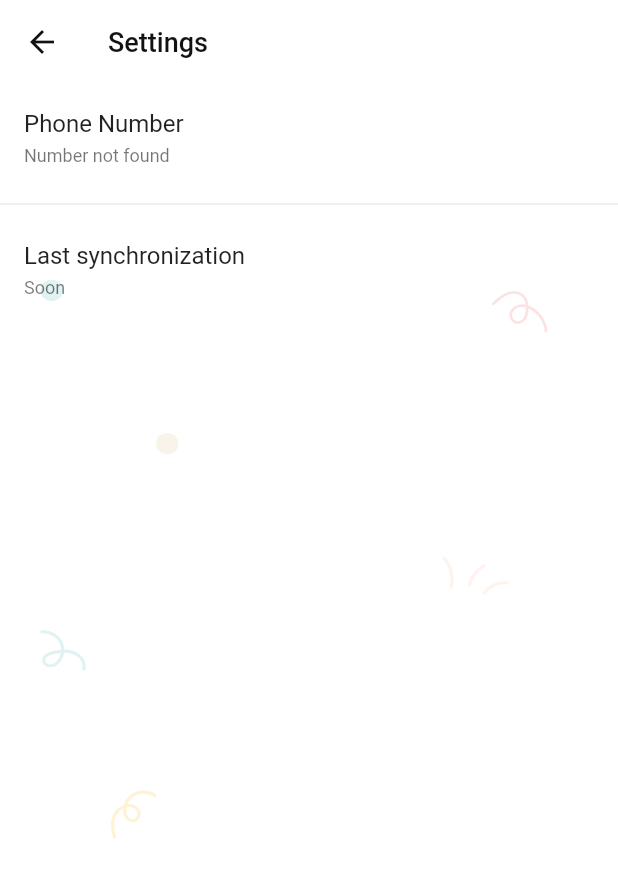
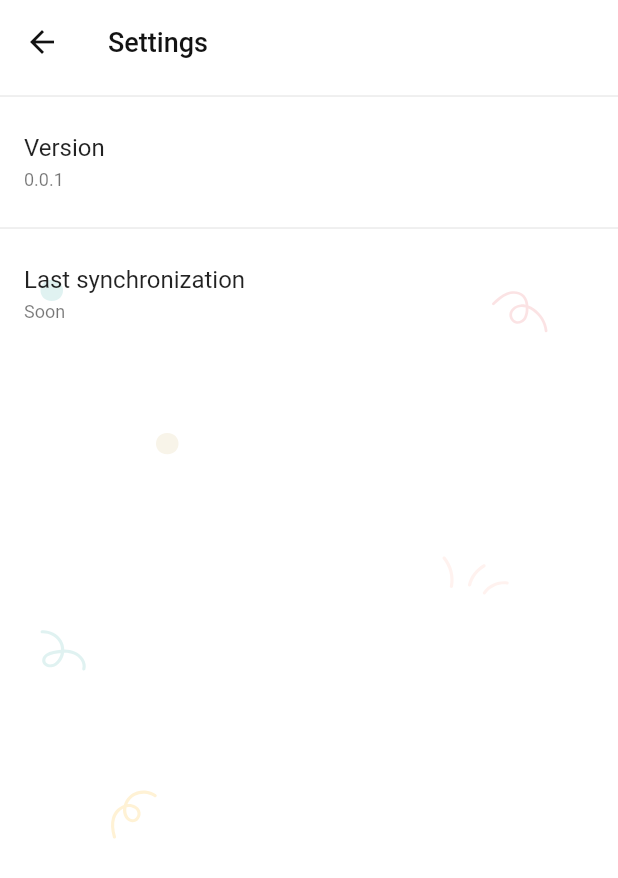
Before and after one commit to rpugase/bee_fam, a Flutter app: the SettingsPage screen opened directly, on a phone screen of 412 x 824 dp. Shown: the top 878 px of the screen. Run offline on Flutter 3.47's test engine with Material 2 defaults, Android fonts, the phone set to English and light mode, and no system bars; our stand-ins replace country_picker, device_info_plus, equatable, firebase_auth, firebase_core, flutter_bloc and 11 more; missing offline and left inert: workmanager; accounts and stored records are empty.

Commit message:
Impl version handling

```diff
--- /dev/null
+++ b/lib/core/cubit/version/get_version_with_update_cubit.dart
@@ -0,0 +1,47 @@
+import 'package:birthday_gift/core/base_cubit.dart';
+import 'package:birthday_gift/utils/cache/dao/settings_dao.dart';
+import 'package:flutter/src/widgets/framework.dart';
+import 'package:package_info_plus/package_info_plus.dart';
+
+class GetVersionWithUpdateCubit extends BaseCubit<VersionState> implements ErrorHandler {
+
+  final SettingsDao _settings;
+
+  GetVersionWithUpdateCubit(this._settings) : super(VersionState());
+
+  @override
+  void onInit() async {
+    final lastVersion = _settings.getLastVersion;
+    final currentVersion = (await PackageInfo.fromPlatform()).version;
+    final versionUpdated = currentVersion != lastVersion;
+
+    emit(HandledVersionState(currentVersion, versionUpdated));
+
+    if (versionUpdated) {
+      await _settings.set(SettingsField.lastVersion, currentVersion);
+    }
+  }
+
+  @override
+  BlocError getErrorTemplate(Exception exception) {
+    return VersionErrorState(exception, this);
+  }
+
+  @override
+  String getErrorMessage(BuildContext context, Exception exception) {
+    return "";
+  }
+}
+
+class VersionState extends BlocState {}
+
+class HandledVersionState extends VersionState {
+  final String version;
+  final bool changed;
+
+  HandledVersionState(this.version, this.changed);
+}
+
+class VersionErrorState extends BlocError implements VersionState {
+  VersionErrorState(Exception exception, ErrorHandler errorHandler) : super(exception, errorHandler);
+}
--- a/lib/feature/person/presentation/manage/person_manage_page.dart
+++ b/lib/feature/person/presentation/manage/person_manage_page.dart
@@ -61,7 +61,7 @@ class PersonManagePage extends StatelessWidget {
             onPressed: () => Navigator.pop(context),
           ),
           actions: [
-            BaseBlocConsumer<PersonManagerCubit, PersonCreateState>(
+            BaseBlocConsumer<PersonManagerCubit, PersonManageState>(
               listener: (ctx, state) {
                 if (state is Finish) {
                   Navigator.pop(context);
--- a/lib/feature/setting/settings_page.dart
+++ b/lib/feature/setting/settings_page.dart
@@ -1,3 +1,4 @@
+import 'package:birthday_gift/core/cubit/version/get_version_with_update_cubit.dart';
 import 'package:birthday_gift/core/model/user.dart';
 import 'package:birthday_gift/core/ui/resources/app_translations.dart';
 import 'package:birthday_gift/core/ui/resources/colors.dart';
@@ -12,8 +13,11 @@ import 'settings_cubit.dart';
 class SettingsPage extends StatelessWidget {
   @override
   Widget build(BuildContext context) {
-    return BlocProvider(
-      create: (context) => sl<SettingsCubit>(),
+    return MultiBlocProvider(
+      providers: [
+        BlocProvider(create: (context) => sl<SettingsCubit>()),
+        BlocProvider(create: (context) => sl<GetVersionWithUpdateCubit>()),
+      ],
       child: Scaffold(
         appBar: AppBar(
           title: Text(context.strings.settings),
@@ -26,30 +30,11 @@ class SettingsPage extends StatelessWidget {
               Images.bgSvg,
               fit: BoxFit.fill,
             ),
-            BlocBuilder<SettingsCubit, SettingsState>(
-              builder: (context, state) {
-                if (state is Loading) {
-                  return Center(child: CircularProgressIndicator());
-                } else if (state is ShowData) {
-                  return _showSettingsList(context, state.user);
-                } else {
-                  return _showSettingsList(context, null);
-                }
-              },
-            ),
-          ],
-        ),
-      ),
-    );
-  }
-
-  _showSettingsList(BuildContext context, User? user) =>
             ListView(
               children: [
-          ListTile(
-            title: Text(context.strings.phoneNumber),
-            subtitle: Text(user?.phone ?? context.strings.error_number_not_found),
-          ),
+                _phoneNumber(context),
+                Divider(),
+                _version(context),
                 Divider(),
                 ListTile(
                   title: Text(context.strings.last_synchronization),
@@ -71,5 +56,42 @@ class SettingsPage extends StatelessWidget {
                 //   subtitle: Text(context.strings.soon),
                 // ),
               ],
+            ),
+          ],
+        ),
+      ),
     );
   }
+
+  Widget _phoneNumber(BuildContext context) {
+    return BlocBuilder<SettingsCubit, SettingsState>(
+      builder: (context, state) {
+        if (state is Loading) {
+          return Center(child: CircularProgressIndicator());
+        } else if (state is ShowData) {
+          return ListTile(
+            title: Text(context.strings.phoneNumber),
+            subtitle: Text(state.user.phone),
+          );
+        } else {
+          return SizedBox();
+        }
+      },
+    );
+  }
+
+  Widget _version(BuildContext context) {
+    return BlocBuilder<GetVersionWithUpdateCubit, VersionState>(
+      builder: (context, state) {
+        if (state is HandledVersionState) {
+          return ListTile(
+            title: Text(context.strings.last_version),
+            subtitle: Text(state.version),
+          );
+        } else {
+          return SizedBox();
+        }
+      },
+    );
+  }
+}
--- a/lib/l10n/intl_en.arb
+++ b/lib/l10n/intl_en.arb
@@ -15,6 +15,7 @@
   "language" : "Language",
   "logout" : "Logout",
   "soon" : "Soon",
+  "last_version" : "Version",
   "error_number_not_found" : "Number not found",
 
   "hello" : "Hello! 🎉",
--- a/lib/l10n/intl_ru.arb
+++ b/lib/l10n/intl_ru.arb
@@ -15,6 +15,7 @@
   "language" : "Язык",
   "logout" : "Выход",
   "soon" : "Скоро",
+  "last_version" : "Версия ПО",
   "error_number_not_found" : "Номер не найден",
 
   "hello" : "Привет! \uD83C\uDF89",
--- a/lib/main.dart
+++ b/lib/main.dart
@@ -12,6 +12,7 @@ import 'package:birthday_gift/utils/logger/logger.dart';
 import 'package:flutter/material.dart';
 import 'package:hive_flutter/hive_flutter.dart';
 import 'package:flutter_localizations/flutter_localizations.dart';
+import 'package:shared_preferences/shared_preferences.dart';
 
 import 'core/ui/resources/colors.dart';
 import 'core/ui/resources/fonts.dart';
@@ -33,6 +34,7 @@ void main() async {
     await Hive.openBox<PersonEntity>(PersonEntity.TABLE_NAME),
     await Hive.openBox<NoteEntity>(NoteEntity.TABLE_NAME),
     await Hive.openBox<RemindNotificationEntity>(RemindNotificationEntity.TABLE_NAME),
+    await SharedPreferences.getInstance(),
   );
   await auth_di.init();
   await settings_di.init();
--- /dev/null
+++ b/lib/utils/cache/dao/settings_dao.dart
@@ -0,0 +1,40 @@
+import 'package:birthday_gift/utils/logger/logger.dart';
+import 'package:shared_preferences/shared_preferences.dart';
+
+class SettingsDao {
+  final SharedPreferences _preferences;
+
+  const SettingsDao(this._preferences);
+
+  Future set(SettingsField settingsField, dynamic value) async {
+    Log.i("Set ${settingsField.key} to $value");
+    if (value is bool) {
+      await _preferences.setBool(settingsField.key, value);
+    } else if (value is double) {
+      await _preferences.setDouble(settingsField.key, value);
+    } else if (value is int) {
+      await _preferences.setInt(settingsField.key, value);
+    } else if (value is String) {
+      await _preferences.setString(settingsField.key, value);
+    } else {
+      throw Exception("This type ${value.runtimeType} is not implemented");
+    }
+  }
+
+  String? get getLastVersion {
+    return _preferences.getString(SettingsField.lastVersion.key);
+  }
+}
+
+enum SettingsField {
+  lastVersion
+}
+
+extension SettingsFieldExt on SettingsField {
+  String get key {
+    switch(this) {
+      case SettingsField.lastVersion:
+        return "lastVersion";
+    }
+  }
+}
--- a/lib/utils/cache/hive_constants.dart
+++ b/lib/utils/cache/hive_constants.dart
@@ -4,10 +4,11 @@ class HiveConst {
   static const noteTableName = "Note";
   static const personTableName = "Person";
   static const remindNotificationTableName = "RemindNotification";
+  static const settingsTableName = "Settings";
 
   static const userTypeId = 0;
   static const personTypeId = 1;
   static const noteTypeId = 2;
   static const remindNotificationTypeId = 3;
-
+  static const settingsTypeId = 4;
 }
--- a/pubspec.yaml
+++ b/pubspec.yaml
@@ -22,8 +22,11 @@ dependencies:
   workmanager: ^0.5.0
   flutter_keyboard_visibility: ^5.1.1
   device_info_plus: ^3.2.2
+  package_info_plus: ^1.4.2
+
   url_launcher: ^6.0.20
   collection: ^1.16.0
+  shared_preferences: ^2.0.15
 
   # UI
   syncfusion_flutter_datepicker: ^20.1.56
```
Also changed, not shown: lib/feature/person/presentation/manage/person_manage_cubit.dart (+6 -6 lines), lib/injection_container.dart (+8 -0 lines), lib/generated/intl/messages_en.dart, lib/generated/intl/messages_ru.dart, lib/generated/l10n.dart, pubspec.lock. Lines whose indentation alone changed are shown as unchanged.
